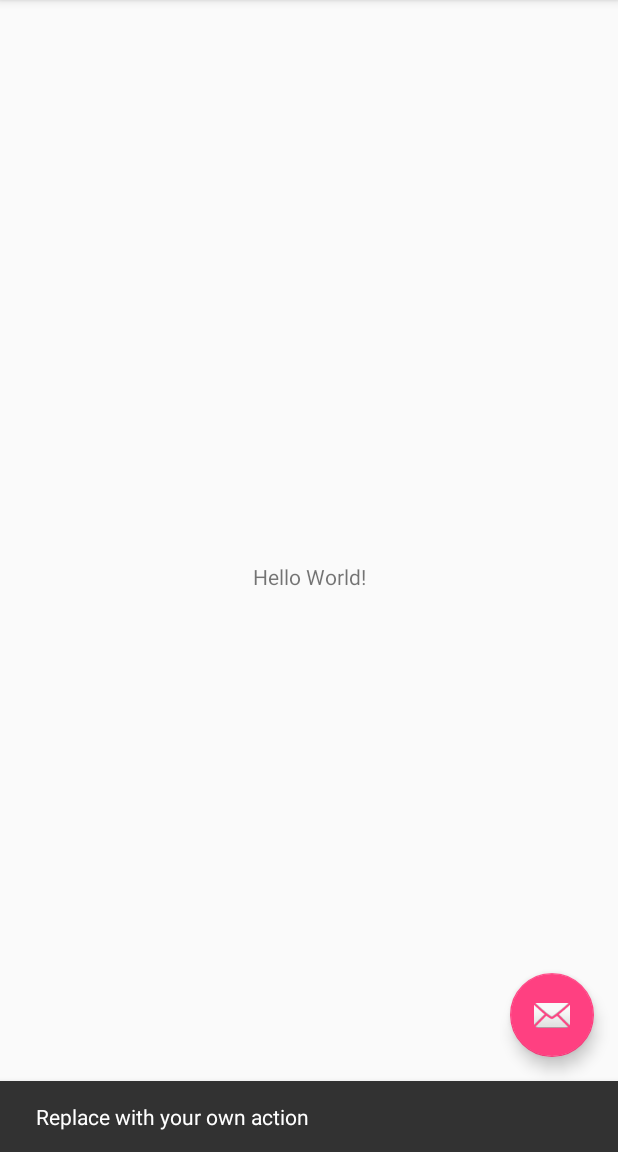
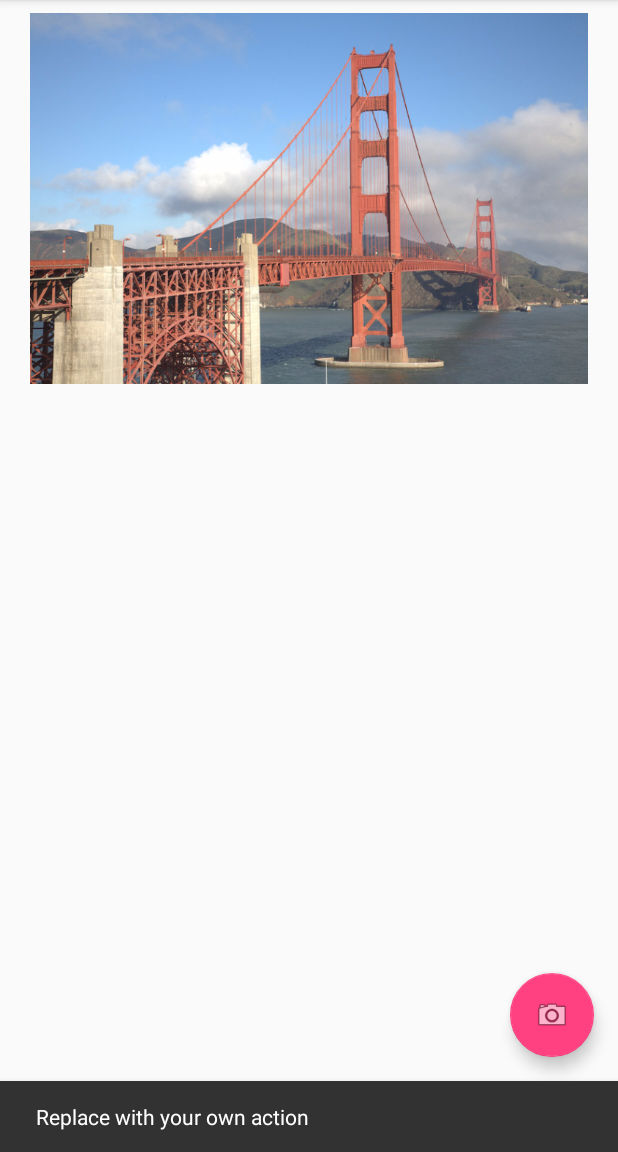
Before and after one commit to blchatel/palette, an Android app: the screen it shows after launch (MainActivity), after a tap on an icon or button, on a phone screen of 412 x 824 dp, the part 84-1236 px from its top. Run offline under Robolectric (Android 15) with nearby library versions, the light colour scheme and no system bars.

Commit message:
Added a basic interface, first sketch.

```diff
--- a/app/src/main/res/layout/activity_main.xml
+++ b/app/src/main/res/layout/activity_main.xml
@@ -29,6 +29,6 @@
         android:layout_height="wrap_content"
         android:layout_gravity="bottom|end"
         android:layout_margin="@dimen/fab_margin"
-        app:srcCompat="@android:drawable/ic_dialog_email" />
+        app:srcCompat="@android:drawable/ic_menu_camera" />
 
 </android.support.design.widget.CoordinatorLayout>
--- a/app/src/main/res/layout/content_main.xml
+++ b/app/src/main/res/layout/content_main.xml
@@ -1,21 +1,32 @@
 <?xml version="1.0" encoding="utf-8"?>
-<android.support.constraint.ConstraintLayout
+<LinearLayout
     xmlns:android="http://schemas.android.com/apk/res/android"
     xmlns:tools="http://schemas.android.com/tools"
-    xmlns:app="http://schemas.android.com/apk/res-auto"
     android:layout_width="match_parent"
     android:layout_height="match_parent"
-    app:layout_behavior="@string/appbar_scrolling_view_behavior"
     tools:showIn="@layout/activity_main"
+    android:orientation="vertical"
     tools:context="ch.epfl.cs413.palettev01.MainActivity">
 
-    <TextView
+    <!-- The image can be accessed with it's id and to modify the content we can transform it into a bitmap and then work on it -->
+    <!-- The image dimension should be computed according to the size of the screen of the display. -->
+    <ImageView
+        android:id="@+id/MAIN_image"
+        android:layout_width="match_parent"
+        android:layout_height="wrap_content"
+        android:layout_margin="20dp"
+        tools:layout_editor_absoluteY="8dp"
+        tools:layout_editor_absoluteX="8dp"
+        android:src="@mipmap/bridge"/>
+
+    <!-- This Layout can be accessed with it's id and in the JAVA code we should add the palettes color easily -->
+    <GridView
+        android:id="@+id/MAIN_paletteGrid"
         android:layout_width="wrap_content"
         android:layout_height="wrap_content"
-        android:text="Hello World!"
-        app:layout_constraintBottom_toBottomOf="parent"
-        app:layout_constraintLeft_toLeftOf="parent"
-        app:layout_constraintRight_toRightOf="parent"
-        app:layout_constraintTop_toTopOf="parent" />
+        android:layout_gravity="center_horizontal">
+        <!--TODO: Create the element ColorBox to print a color in a small box.-->
+        <!--TODO: Each ColorBox should be clickable and should open a dialog color picker when clicked-->
+    </GridView>
 
-</android.support.constraint.ConstraintLayout>
+</LinearLayout>
--- a/app/src/main/res/menu/menu_main.xml
+++ b/app/src/main/res/menu/menu_main.xml
@@ -6,4 +6,9 @@
         android:title="@string/action_settings"
         android:orderInCategory="100"
         app:showAsAction="never" />
+
+    <item android:id="@+id/action_help"
+        android:title="@string/action_help"
+        android:orderInCategory="90"
+        app:showAsAction="never" />
 </menu>
--- a/app/src/main/res/values/strings.xml
+++ b/app/src/main/res/values/strings.xml
@@ -1,4 +1,5 @@
 <resources>
     <string name="app_name">PaletteV01</string>
     <string name="action_settings">Settings</string>
+    <string name="action_help">Help</string>
 </resources>
--- a/build.gradle
+++ b/build.gradle
@@ -5,7 +5,7 @@ buildscript {
         jcenter()
     }
     dependencies {
-        classpath 'com.android.tools.build:gradle:2.3.0'
+        classpath 'com.android.tools.build:gradle:2.2.3'
 
         // NOTE: Do not place your application dependencies here; they belong
         // in the individual module build.gradle files
```
Also changed, not shown: app/src/main/res/mipmap-hdpi/bridge.png (added).
